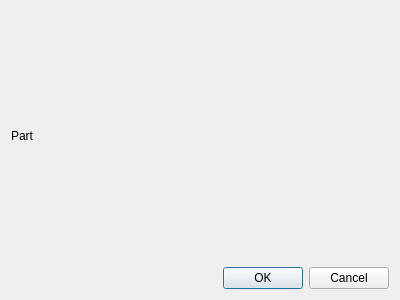
First picture: the form in src/fileeditdialog.ui, repository ZIMA-Engineering/ZIMA-CAD-Parts, before the edit.
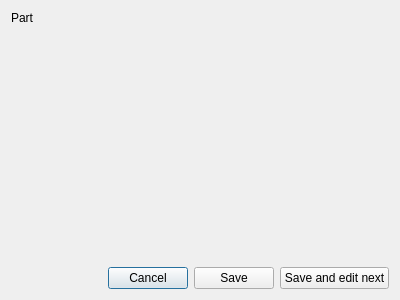
Second picture: the form after the edit. Icons and pictures are not drawn.

Commit message: File edit dialog: and save and edit next button

```diff
--- a/src/fileeditdialog.ui
+++ b/src/fileeditdialog.ui
@@ -37,14 +37,55 @@
     </layout>
    </item>
    <item>
-    <widget class="QDialogButtonBox" name="buttonBox">
+    <spacer name="verticalSpacer">
      <property name="orientation">
-      <enum>Qt::Horizontal</enum>
+      <enum>Qt::Vertical</enum>
      </property>
-     <property name="standardButtons">
-      <set>QDialogButtonBox::Cancel|QDialogButtonBox::Ok</set>
+     <property name="sizeHint" stdset="0">
+      <size>
+       <width>20</width>
+       <height>40</height>
+      </size>
      </property>
-    </widget>
+    </spacer>
+   </item>
+   <item>
+    <layout class="QHBoxLayout" name="horizontalLayout">
+     <item>
+      <spacer name="horizontalSpacer">
+       <property name="orientation">
+        <enum>Qt::Horizontal</enum>
+       </property>
+       <property name="sizeHint" stdset="0">
+        <size>
+         <width>40</width>
+         <height>20</height>
+        </size>
+       </property>
+      </spacer>
+     </item>
+     <item>
+      <widget class="QPushButton" name="cancelButton">
+       <property name="text">
+        <string>Cancel</string>
+       </property>
+      </widget>
+     </item>
+     <item>
+      <widget class="QPushButton" name="saveButton">
+       <property name="text">
+        <string>Save</string>
+       </property>
+      </widget>
+     </item>
+     <item>
+      <widget class="QPushButton" name="saveAndNextButton">
+       <property name="text">
+        <string>Save and edit next</string>
+       </property>
+      </widget>
+     </item>
+    </layout>
    </item>
   </layout>
  </widget>
```
Left out of the diff: 28 changed lines with no effect on the pictures. The commit also changes 4 other files.
